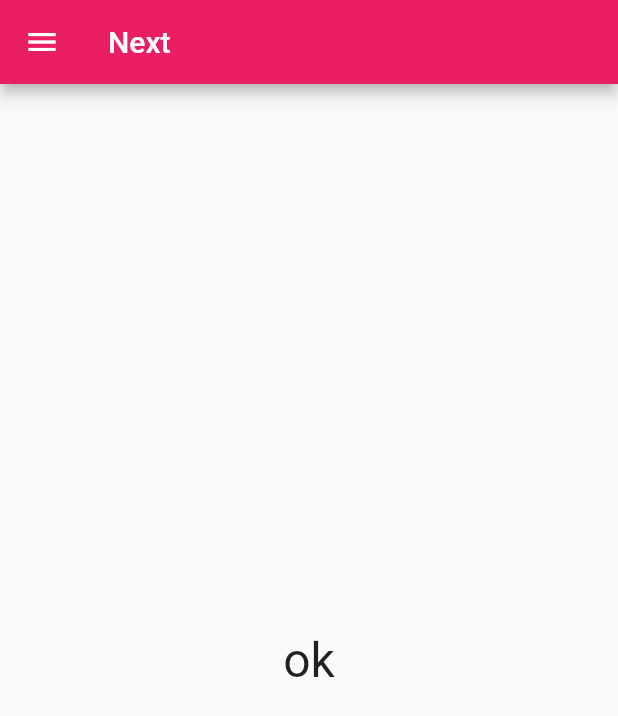
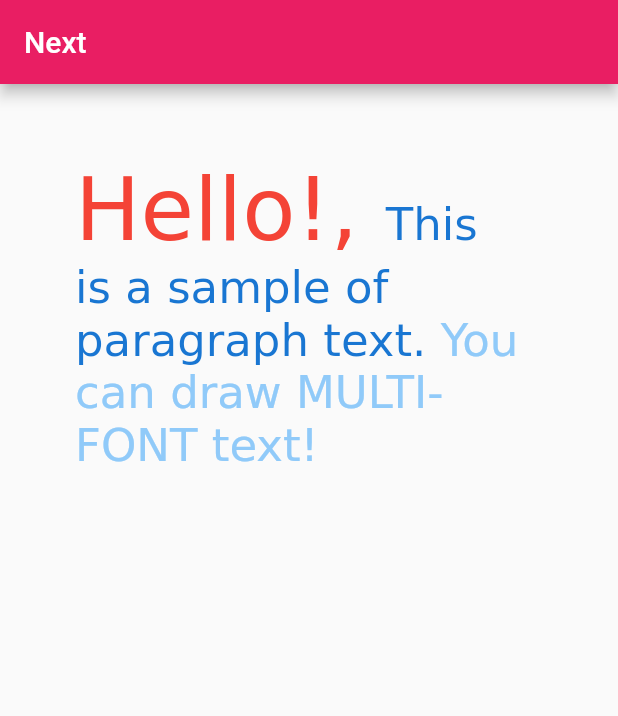
Before and after one commit to sin0713/FlutterSample, a Flutter app: the screen it shows after launch, on a phone screen of 412 x 824 dp. Shown: the top 716 px of the screen. Run offline on Flutter 3.47's test engine with Material 2 defaults, Android fonts, the phone set to English and light mode, and no system bars.

Commit message:
[Add]CustomPainter

```diff
--- a/flutter_app/lib/main.dart
+++ b/flutter_app/lib/main.dart
@@ -1,4 +1,5 @@
 import 'package:flutter/material.dart';
+import 'dart:ui' as ui;
 
 void main() {
   runApp(const MyApp());
@@ -32,55 +33,46 @@ class FirstScreen extends StatefulWidget {
 
 
 class _FirstScreenState extends State<FirstScreen> {
-
-  static var _items = <Widget>[];
-  static var _message = 'ok';
-  static var _tapped = 0;
-  static const int max = 5;
-
-  @override
-  void initState() {
-    super.initState();
-    for (var i = 0; i < max; i++) {
-      var item = ListTile(
-        leading: const Icon(Icons.android),
-        title: Text('No, $i'),
-        onTap: () {
-          _tapped = i;
-          tapItem();
-        }
-      );
-      _items.add(item);
-    }
-  }
-
   @override
   Widget build(BuildContext context) {
     return Scaffold(
       appBar: AppBar(
         title: const Text('Next'),
       ),
-      body: Center(
-        child: Text(
-          _message,
-          style: const TextStyle(
-            fontSize: 32.0
-          ),
-        ),
-      ),
-      drawer: Drawer(
-        child: ListView(
-          shrinkWrap: true,
-          padding: const EdgeInsets.all(20.0),
-          children: _items,
-        ),
-      ),
+      body: CustomPaint(
+        painter: MyPaint(),
+      )
     );
   }
 
-  void tapItem() {
-      setState(() {
-        _message = 'you tapped No, $_tapped';
-      });
-    }
+
 }
+
+class MyPaint extends CustomPainter {
+  @override
+  void paint(Canvas canvas, Size size) {
+    Paint p = Paint();
+
+    ui.ParagraphBuilder builder = ui.ParagraphBuilder(
+      ui.ParagraphStyle(textDirection: TextDirection.ltr)
+    )
+      ..pushStyle(ui.TextStyle(color: Colors.red, fontSize: 58.0))
+      ..addText('Hello!, ')
+      ..pushStyle(ui.TextStyle(color: Colors.blue[700], fontSize: 30.0))
+      ..addText('This is a sample of paragraph text. ')
+      ..pushStyle(ui.TextStyle(color: Colors.blue[200], fontSize: 30.0))
+      ..addText('You can draw MULTI-FONT text!');
+
+    ui.Paragraph paragraph = builder.build()
+    ..layout(const ui.ParagraphConstraints(width: 300.0));
+
+    Offset off = Offset(50.0, 50.0);
+    canvas.drawParagraph(paragraph, off);
+  }
+
+  @override
+  bool shouldRepaint(covariant CustomPainter oldDelegate) {
+    return true;
+  }
+
+}
```
